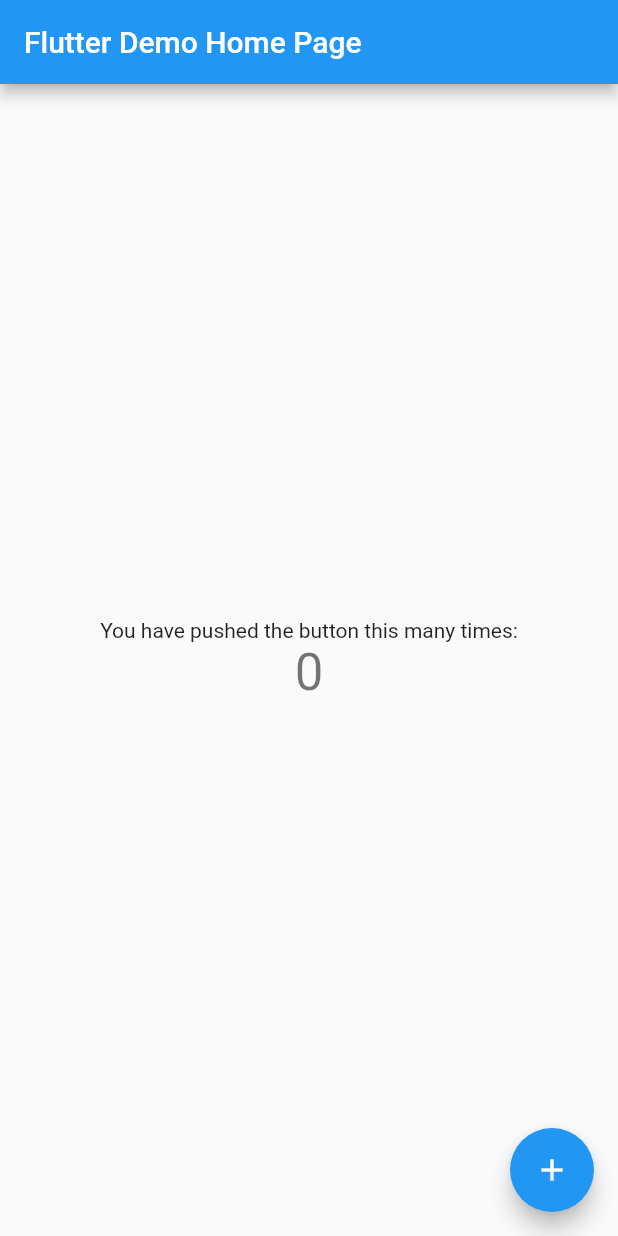
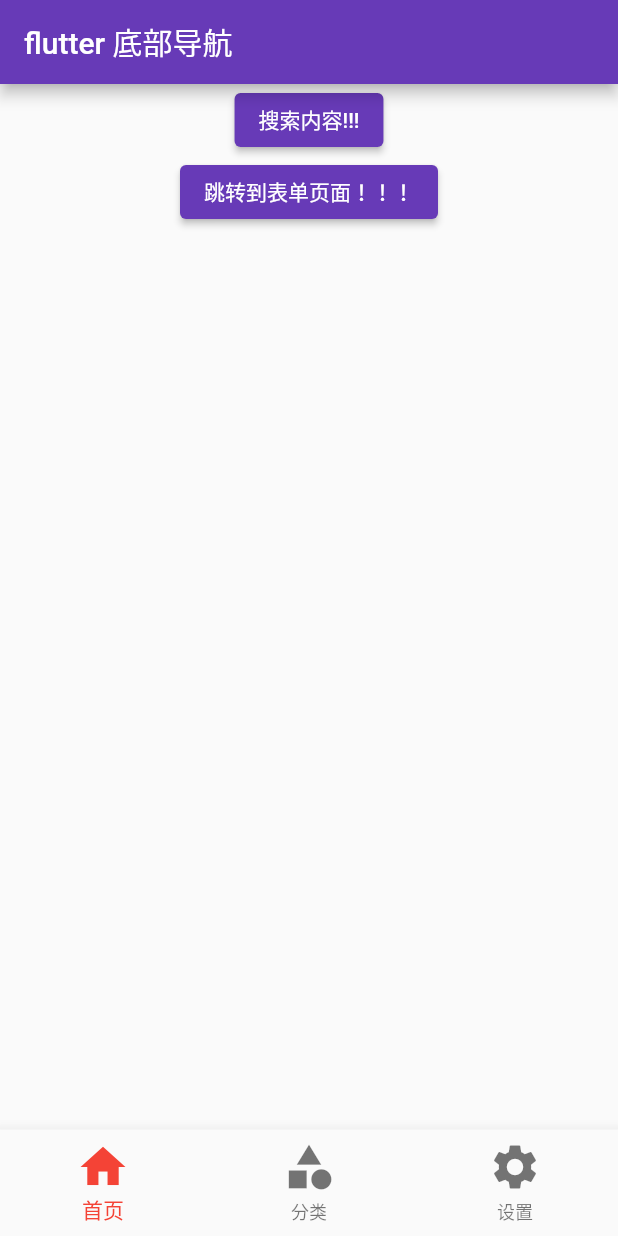
Before and after one commit to PatrickStarM/flutter_code, a Flutter app: the screen it shows after launch, on a phone screen of 412 x 824 dp. Run offline on Flutter 3.47's test engine with Material 2 defaults, Android fonts, the phone set to English and light mode, and no system bars.

Commit message:
feat: 自定义底部导航条&路由跳转

```diff
--- a/lib/main.dart
+++ b/lib/main.dart
@@ -1,117 +1,22 @@
 import 'package:flutter/material.dart';
+import 'package:flutter_code/routes.dart';
 
 void main() {
-  runApp(const MyApp());
+  runApp(MyApp());
 }
 // 可以简写为
 // void main() => runApp(MyApp());
 
 class MyApp extends StatelessWidget {
-  const MyApp({Key? key}) : super(key: key);
+  MyApp({Key? key}) : super(key: key);
 
-  // This widget is the root of your application.
   @override
   Widget build(BuildContext context) {
     return MaterialApp(
-      title: 'Flutter Demo',
-      theme: ThemeData(
-        // This is the theme of your application.
-        //
-        // Try running your application with "flutter run". You'll see the
-        // application has a blue toolbar. Then, without quitting the app, try
-        // changing the primarySwatch below to Colors.green and then invoke
-        // "hot reload" (press "r" in the console where you ran "flutter run",
-        // or simply save your changes to "hot reload" in a Flutter IDE).
-        // Notice that the counter didn't reset back to zero; the application
-        // is not restarted.
-        primarySwatch: Colors.blue,
-      ),
-      home: const MyHomePage(title: 'Flutter Demo Home Page'),
+      debugShowCheckedModeBanner: false,
+      title: "Flutter Demo",
+      theme: ThemeData(primarySwatch: Colors.deepPurple),
+      onGenerateRoute: onGenerateRoute,
     );
   }
 }
-
-class MyHomePage extends StatefulWidget {
-  const MyHomePage({Key? key, required this.title}) : super(key: key);
-
-  // This widget is the home page of your application. It is stateful, meaning
-  // that it has a State object (defined below) that contains fields that affect
-  // how it looks.
-
-  // This class is the configuration for the state. It holds the values (in this
-  // case the title) provided by the parent (in this case the App widget) and
-  // used by the build method of the State. Fields in a Widget subclass are
-  // always marked "final".
-
-  final String title;
-
-  @override
-  State<MyHomePage> createState() => _MyHomePageState();
-}
-
-class _MyHomePageState extends State<MyHomePage> {
-  int _counter = 0;
-
-  void _incrementCounter() {
-    setState(() {
-      // This call to setState tells the Flutter framework that something has
-      // changed in this State, which causes it to rerun the build method below
-      // so that the display can reflect the updated values. If we changed
-      // _counter without calling setState(), then the build method would not be
-      // called again, and so nothing would appear to happen.
-      _counter++;
-    });
-  }
-
-  @override
-  Widget build(BuildContext context) {
-    // This method is rerun every time setState is called, for instance as done
-    // by the _incrementCounter method above.
-    //
-    // The Flutter framework has been optimized to make rerunning build methods
-    // fast, so that you can just rebuild anything that needs updating rather
-    // than having to individually change instances of widgets.
-    return Scaffold(
-      appBar: AppBar(
-        // Here we take the value from the MyHomePage object that was created by
-        // the App.build method, and use it to set our appbar title.
-        title: Text(widget.title),
-      ),
-      body: Center(
-        // Center is a layout widget. It takes a single child and positions it
-        // in the middle of the parent.
-        child: Column(
-          // Column is also a layout widget. It takes a list of children and
-          // arranges them vertically. By default, it sizes itself to fit its
-          // children horizontally, and tries to be as tall as its parent.
-          //
-          // Invoke "debug painting" (press "p" in the console, choose the
-          // "Toggle Debug Paint" action from the Flutter Inspector in Android
-          // Studio, or the "Toggle Debug Paint" command in Visual Studio Code)
-          // to see the wireframe for each widget.
-          //
-          // Column has various properties to control how it sizes itself and
-          // how it positions its children. Here we use mainAxisAlignment to
-          // center the children vertically; the main axis here is the vertical
-          // axis because Columns are vertical (the cross axis would be
-          // horizontal).
-          mainAxisAlignment: MainAxisAlignment.center,
-          children: <Widget>[
-            const Text(
-              'You have pushed the button this many times:',
-            ),
-            Text(
-              '$_counter',
-              style: Theme.of(context).textTheme.headline4,
-            ),
-          ],
-        ),
-      ),
-      floatingActionButton: FloatingActionButton(
-        onPressed: _incrementCounter,
-        tooltip: 'Increment',
-        child: const Icon(Icons.add),
-      ), // This trailing comma makes auto-formatting nicer for build methods.
-    );
-  }
-}
--- /dev/null
+++ b/lib/pages/Tabs.dart
@@ -0,0 +1,51 @@
+import 'package:flutter/material.dart';
+import 'package:flutter_code/pages/tabs/Category.dart';
+import 'package:flutter_code/pages/tabs/Home.dart';
+import 'package:flutter_code/pages/tabs/Setting.dart';
+
+class Tabs extends StatefulWidget {
+  const Tabs({Key? key}) : super(key: key);
+
+  @override
+  State<Tabs> createState() => _TabsState();
+}
+
+class _TabsState extends State<Tabs> {
+  int _currentIndex = 0;
+  final List _pageList = [
+    const HomePage(),
+    const CategoryPage(),
+    const SettingPage(),
+  ];
+
+  @override
+  Widget build(BuildContext context) {
+    return Scaffold(
+      appBar: AppBar(
+        title: const Text("flutter 底部导航"),
+      ),
+      body: _pageList[_currentIndex],
+      bottomNavigationBar: BottomNavigationBar(
+        currentIndex: _currentIndex,
+        //配置对应的索引值选中
+        onTap: (int index) {
+          setState(() {
+            // 改变状态
+            _currentIndex = index;
+          });
+        },
+        // icon的大小
+        iconSize: 36.0,
+        // 选中的颜色
+        fixedColor: Colors.red,
+        // 配置底部tabs可以有多个按钮
+        type: BottomNavigationBarType.fixed,
+        items: const [
+          BottomNavigationBarItem(icon: Icon(Icons.home), label: "首页"),
+          BottomNavigationBarItem(icon: Icon(Icons.category), label: "分类"),
+          BottomNavigationBarItem(icon: Icon(Icons.settings), label: "设置"),
+        ],
+      ),
+    );
+  }
+}
--- /dev/null
+++ b/lib/pages/tabs/Home.dart
@@ -0,0 +1,44 @@
+import 'package:flutter/material.dart';
+import 'package:flutter_code/pages/SearchPage.dart';
+
+class HomePage extends StatefulWidget {
+  const HomePage({Key? key}) : super(key: key);
+
+  @override
+  State<HomePage> createState() => _HomePageState();
+}
+
+class _HomePageState extends State<HomePage> {
+  @override
+  Widget build(BuildContext context) {
+    return Center(
+        child: Column(
+      children: [
+        ElevatedButton(
+          child: const Text("搜索内容!!!"),
+          onPressed: () {
+            Navigator.of(context)
+                .push(MaterialPageRoute(builder: (BuildContext context) {
+              return const SearchPage(title: "search");
+            }));
+          },
+        ),
+        ElevatedButton(
+          child: const Text("跳转到表单页面！！！"),
+          onPressed: () {
+            Navigator.pushNamed(context, "/form",
+                arguments: {'id': 29, 'name': "张三"});
+            // Navigator.of(context).pop(); // 返回上一级
+            // Navigator.of(context).pushReplacementNamed('/registerSecond'); // 替换路由
+            // Navigator.of(context).pushAndRemoveUntil(
+            //   MaterialPageRoute(builder: (context) => new Tabs(index:1)),
+            // );
+            //     (route) => route == null
+            // ); // 返回根路由
+          },
+
+        ),
+      ],
+    ));
+  }
+}
--- /dev/null
+++ b/lib/routes.dart
@@ -0,0 +1,32 @@
+import 'package:flutter/material.dart';
+import 'package:flutter_code/pages/FormPage.dart';
+import 'package:flutter_code/pages/SearchPage.dart';
+import 'package:flutter_code/pages/Tabs.dart';
+
+// 配置路由，定义Map类型的Routes，Key为String类型，Value为Function类型
+final Map<String, Function> routes = {
+  '/': (context) => const Tabs(),
+  '/search': (context) => const SearchPage(title: '搜索'),
+  '/form': (context, {arguments}) => FormPage(arguments: arguments),
+};
+
+// 固定写法
+var onGenerateRoute = (RouteSettings settings) {
+  // 统一处理
+  final String? name = settings.name;
+  final Function? pageContentBuilder = routes[name];
+  if (pageContentBuilder != null) {
+    if (settings.arguments != null) {
+      final Route route = MaterialPageRoute(
+        builder: (context) =>
+            pageContentBuilder(context, arguments: settings.arguments),
+      );
+      return route;
+    } else {
+      final Route route = MaterialPageRoute(
+        builder: (context) => pageContentBuilder(context),
+      );
+      return route;
+    }
+  }
+};
```
Also changed, not shown: lib/pages/FormPage.dart (added, +19 -0 lines), lib/pages/SearchPage.dart (added, +18 -0 lines), lib/pages/tabs/Category.dart (added, +17 -0 lines), lib/pages/tabs/Setting.dart (added, +17 -0 lines), 1 other file.
